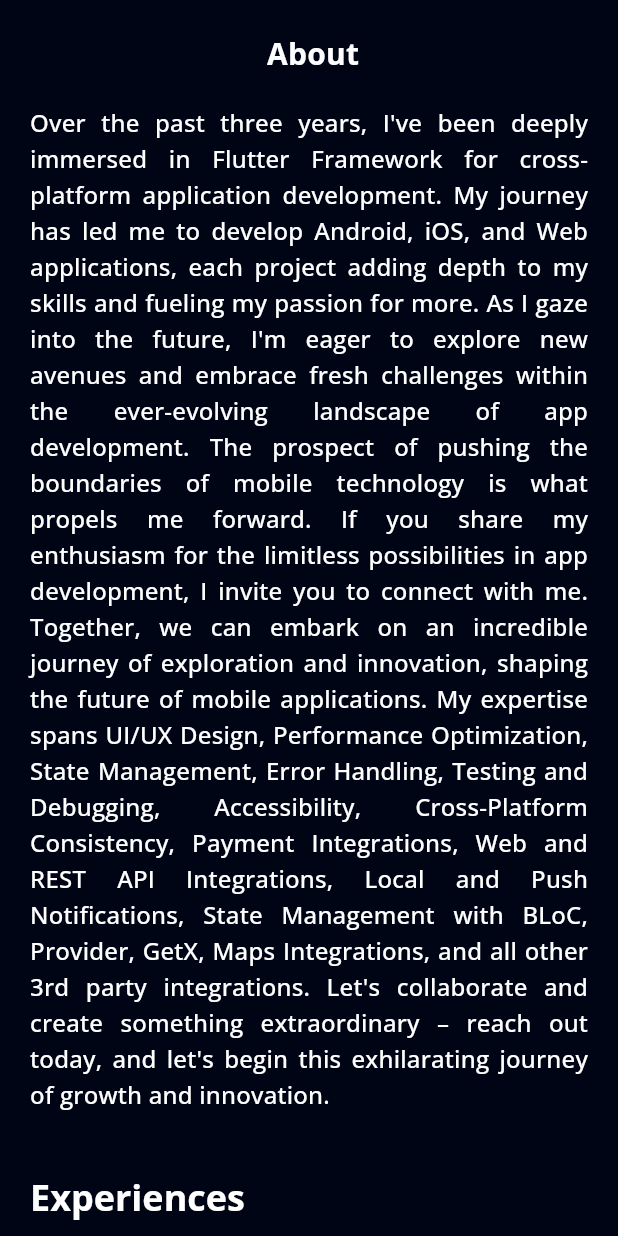
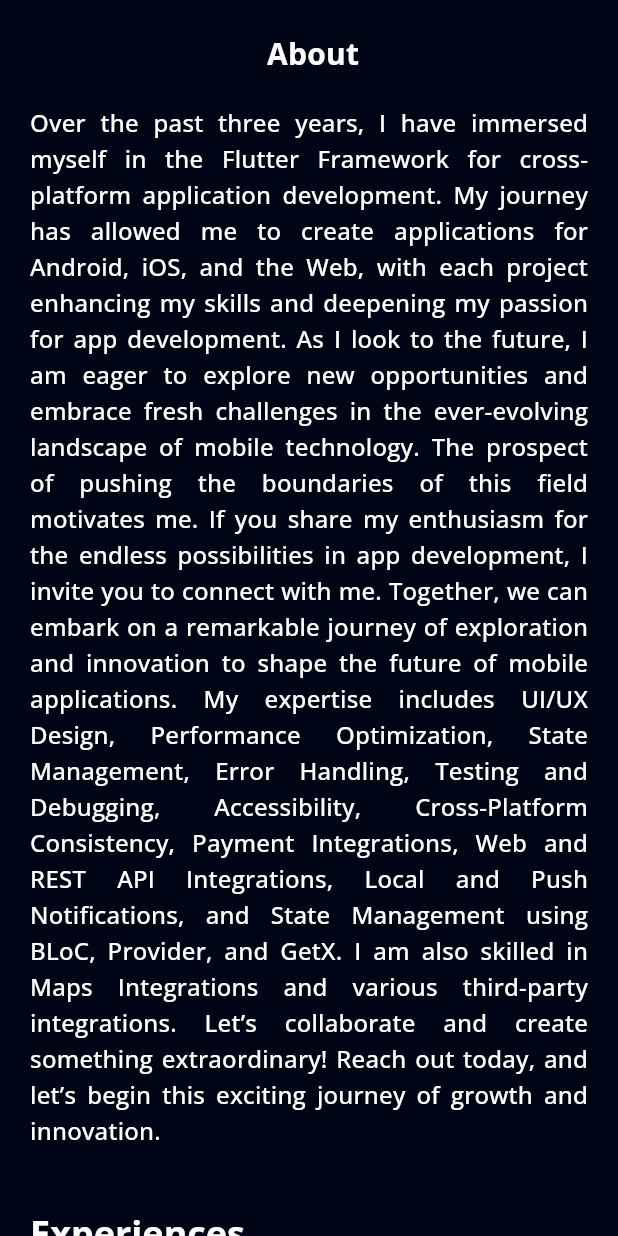
Before and after one commit to dannijanni604/adnan_ashraf_protfolio, a Flutter app: the AboutView screen opened directly, on a phone screen of 412 x 824 dp. Run offline on Flutter 3.47's test engine with Material 3 defaults, Android fonts, the phone set to English and light mode, and no system bars; our stand-ins replace flutter_svg, font_awesome_flutter, get, google_fonts, photo_view.

Commit message:
Update const_strings.dart

```diff
--- a/lib/config/const_strings.dart
+++ b/lib/config/const_strings.dart
@@ -1,2 +1,2 @@
 const aboutText =
-    "Over the past three years, I've been deeply immersed in Flutter Framework for cross-platform application development. My journey has led me to develop Android, iOS, and Web applications, each project adding depth to my skills and fueling my passion for more. As I gaze into the future, I'm eager to explore new avenues and embrace fresh challenges within the ever-evolving landscape of app development. The prospect of pushing the boundaries of mobile technology is what propels me forward. If you share my enthusiasm for the limitless possibilities in app development, I invite you to connect with me. Together, we can embark on an incredible journey of exploration and innovation, shaping the future of mobile applications. My expertise spans UI/UX Design, Performance Optimization, State Management, Error Handling, Testing and Debugging, Accessibility, Cross-Platform Consistency, Payment Integrations, Web and REST API Integrations, Local and Push Notifications, State Management with BLoC, Provider, GetX, Maps Integrations, and all other 3rd party integrations. Let's collaborate and create something extraordinary – reach out today, and let's begin this exhilarating journey of growth and innovation.";
+    "Over the past three years, I have immersed myself in the Flutter Framework for cross-platform application development. My journey has allowed me to create applications for Android, iOS, and the Web, with each project enhancing my skills and deepening my passion for app development. As I look to the future, I am eager to explore new opportunities and embrace fresh challenges in the ever-evolving landscape of mobile technology. The prospect of pushing the boundaries of this field motivates me. If you share my enthusiasm for the endless possibilities in app development, I invite you to connect with me. Together, we can embark on a remarkable journey of exploration and innovation to shape the future of mobile applications. My expertise includes UI/UX Design, Performance Optimization, State Management, Error Handling, Testing and Debugging, Accessibility, Cross-Platform Consistency, Payment Integrations, Web and REST API Integrations, Local and Push Notifications, and State Management using BLoC, Provider, and GetX. I am also skilled in Maps Integrations and various third-party integrations. Let’s collaborate and create something extraordinary! Reach out today, and let’s begin this exciting journey of growth and innovation.";
```
